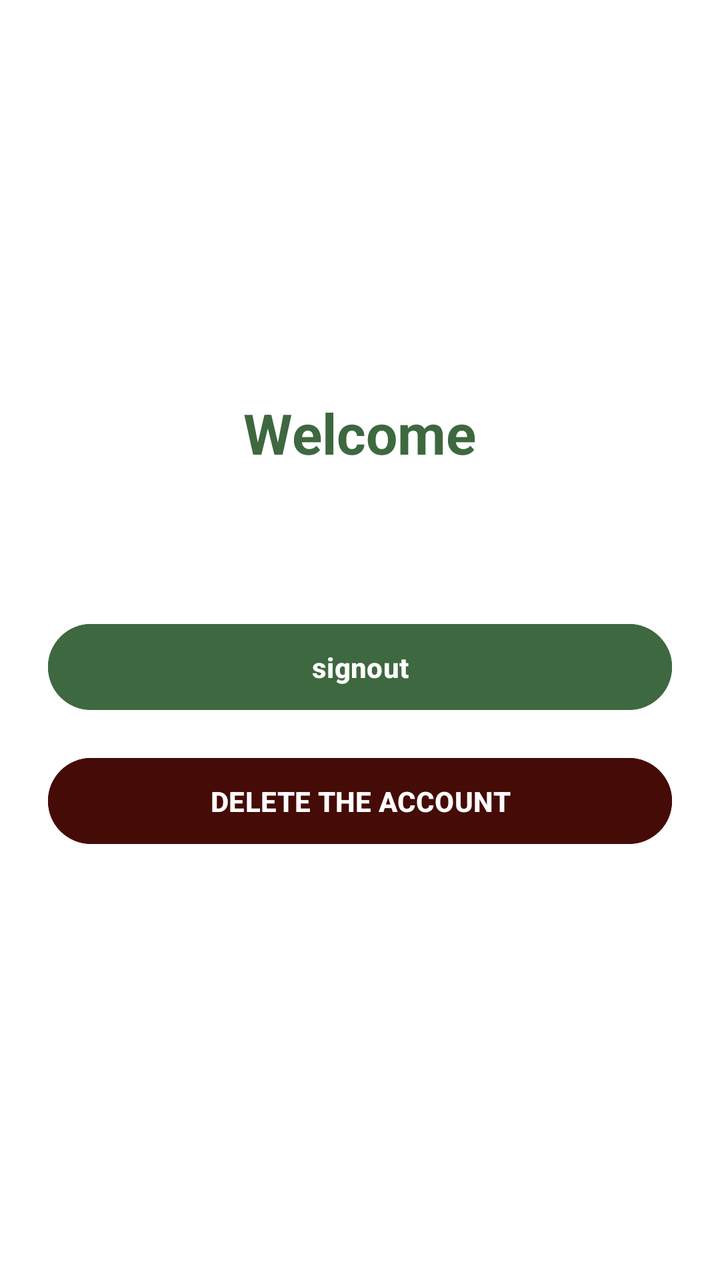
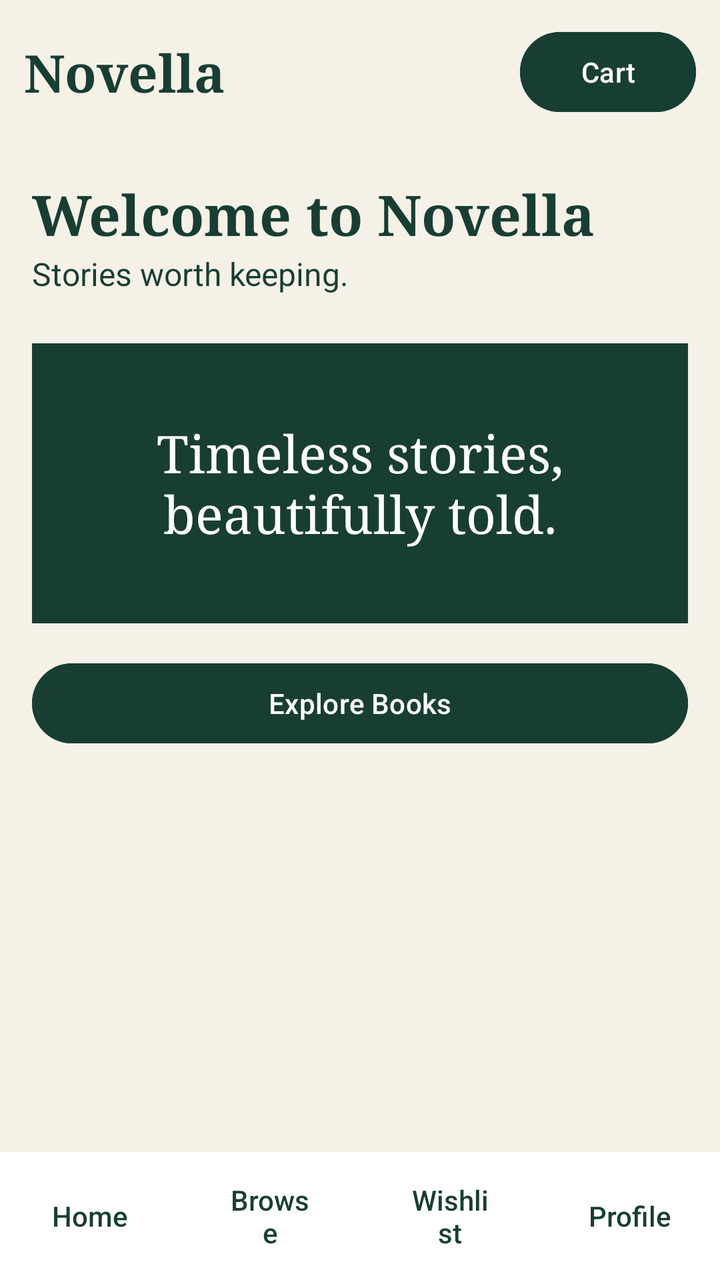

Before-and-after screenshots of an Android layout around one commit, followed by the original layout XML and the change that was made.
<!-- AndroidManifest.xml: application theme Theme.Novella -->
<!-- res/layout/activity_main.xml -->
<?xml version="1.0" encoding="utf-8"?>
<LinearLayout
    xmlns:android="http://schemas.android.com/apk/res/android"
    xmlns:tools="http://schemas.android.com/tools"
    android:layout_width="match_parent"
    android:layout_height="match_parent"
    android:orientation="vertical"
    android:gravity="center"
    android:padding="24dp"
    android:background="@color/white"
    tools:context=".MainActivity">

    <TextView
        android:layout_width="wrap_content"
        android:layout_height="wrap_content"
        android:text="Welcome"
        android:textSize="28sp"
        android:textStyle="bold"
        android:textColor="@color/green"
        android:layout_marginBottom="24dp" />

    <TextView
        android:id="@+id/showEmail"
        android:layout_width="wrap_content"
        android:layout_height="wrap_content"
        android:textStyle="bold"
        android:layout_marginBottom="30dp"
        android:textColor="@color/green" />

    <Button
        android:id="@+id/signout"
        android:layout_width="match_parent"
        android:layout_height="wrap_content"
        android:text="signout"
        android:textColor="@color/white"
        android:backgroundTint="@color/green"
        android:paddingVertical="12dp"
        android:textStyle="bold"
        android:layout_marginBottom="16dp" />

    <Button
        android:id="@+id/delete"
        android:layout_width="match_parent"
        android:layout_height="wrap_content"
        android:text="DELETE THE ACCOUNT"
        android:textColor="@color/white"
        android:backgroundTint="@color/red"
        android:paddingVertical="12dp"
        android:textStyle="bold"
        android:layout_marginBottom="16dp" />

</LinearLayout>
<!-- resources referenced by this layout -->
<resources>
  <color name="green">#3E683F</color>
  <color name="red">#450B07</color>
  <color name="white">#FFFFFFFF</color>
  <style name="Theme.Novella" parent="Base.Theme.Novella" />
  <style name="Base.Theme.Novella" parent="Theme.Material3.DayNight.NoActionBar">
          
          
      </style>
</resources>

<!-- the commit's change to res/layout/activity_main.xml (unified diff, before → after) -->
@@ -1,52 +1,226 @@
 <?xml version="1.0" encoding="utf-8"?>
 <LinearLayout
     xmlns:android="http://schemas.android.com/apk/res/android"
-    xmlns:tools="http://schemas.android.com/tools"
     android:layout_width="match_parent"
     android:layout_height="match_parent"
     android:orientation="vertical"
-    android:gravity="center"
-    android:padding="24dp"
-    android:background="@color/white"
-    tools:context=".MainActivity">
-
-    <TextView
-        android:layout_width="wrap_content"
-        android:layout_height="wrap_content"
-        android:text="Welcome"
-        android:textSize="28sp"
-        android:textStyle="bold"
-        android:textColor="@color/green"
-        android:layout_marginBottom="24dp" />
-
-    <TextView
-        android:id="@+id/showEmail"
-        android:layout_width="wrap_content"
-        android:layout_height="wrap_content"
-        android:textStyle="bold"
-        android:layout_marginBottom="30dp"
-        android:textColor="@color/green" />
-
-    <Button
-        android:id="@+id/signout"
+    android:background="#F5F1E7"
+    android:fitsSystemWindows="true">
+
+    <LinearLayout
         android:layout_width="match_parent"
         android:layout_height="wrap_content"
-        android:text="signout"
-        android:textColor="@color/white"
-        android:backgroundTint="@color/green"
-        android:paddingVertical="12dp"
-        android:textStyle="bold"
-        android:layout_marginBottom="16dp" />
-
-    <Button
-        android:id="@+id/delete"
+        android:orientation="horizontal"
+        android:gravity="center_vertical"
+        android:padding="12dp">
+
+        <TextView
+            android:id="@+id/pageTitle"
+            android:layout_width="0dp"
+            android:layout_height="wrap_content"
+            android:layout_weight="1"
+            android:text="Novella"
+            android:textSize="26sp"
+            android:textStyle="bold"
+            android:fontFamily="serif"
+            android:textColor="#183E33"/>
+
+        <Button
+            android:id="@+id/btnCart"
+            android:layout_width="wrap_content"
+            android:layout_height="wrap_content"
+            android:text="Cart"
+            android:backgroundTint="#183E33"
+            android:textColor="#FFFFFF"/>
+
+    </LinearLayout>
+
+    
+    <FrameLayout
         android:layout_width="match_parent"
-        android:layout_height="wrap_content"
-        android:text="DELETE THE ACCOUNT"
-        android:textColor="@color/white"
-        android:backgroundTint="@color/red"
-        android:paddingVertical="12dp"
-        android:textStyle="bold"
-        android:layout_marginBottom="16dp" />
+        android:layout_height="0dp"
+        android:layout_weight="1">
+
+        
+        <LinearLayout
+            android:id="@+id/homeSection"
+            android:layout_width="match_parent"
+            android:layout_height="match_parent"
+            android:orientation="vertical"
+            android:padding="16dp">
+
+            <TextView
+                android:layout_width="match_parent"
+                android:layout_height="wrap_content"
+                android:text="Welcome to Novella"
+                android:textSize="28sp"
+                android:fontFamily="serif"
+                android:textStyle="bold"
+                android:textColor="#183E33"/>
+
+            <TextView
+                android:layout_width="match_parent"
+                android:layout_height="wrap_content"
+                android:text="Stories worth keeping."
+                android:textSize="16sp"
+                android:textColor="#183E33"
+                android:layout_marginBottom="24dp"/>
+
+            <TextView
+                android:layout_width="match_parent"
+                android:layout_height="140dp"
+                android:background="#183E33"
+                android:text="Timeless stories,\nbeautifully told."
+                android:textSize="26sp"
+                android:fontFamily="serif"
+                android:textColor="#FFFFFF"
+                android:gravity="center"/>
+
+            <Button
+                android:id="@+id/btnExplore"
+                android:layout_width="match_parent"
+                android:layout_height="wrap_content"
+                android:text="Explore Books"
+                android:backgroundTint="#183E33"
+                android:textColor="#FFFFFF"
+                android:layout_marginTop="16dp"/>
+
+        </LinearLayout>
+
+        
+        <FrameLayout
+            android:id="@+id/fragmentContainer"
+            android:layout_width="match_parent"
+            android:layout_height="match_parent"
+            android:visibility="gone"/>
+
+        
+        <LinearLayout
+            android:id="@+id/profileSection"
+            android:layout_width="match_parent"
+            android:layout_height="match_parent"
+            android:orientation="vertical"
+            android:padding="16dp"
+            android:visibility="gone">
+
+            <TextView
+                android:layout_width="match_parent"
+                android:layout_height="wrap_content"
+                android:text="My Profile"
+                android:textSize="28sp"
+                android:textStyle="bold"
+                android:textColor="#183E33"/>
+
+            <TextView
+                android:id="@+id/showEmail"
+                android:layout_width="match_parent"
+                android:layout_height="wrap_content"
+                android:textSize="16sp"
+                android:textColor="#183E33"
+                android:layout_marginBottom="24dp"/>
+
+            <Button
+                android:id="@+id/btnLibrary"
+                android:layout_width="match_parent"
+                android:layout_height="wrap_content"
+                android:text="My Library"/>
+
+            <Button
+                android:id="@+id/btnPurchaseHistory"
+                android:layout_width="match_parent"
+                android:layout_height="wrap_content"
+                android:text="Purchase History"/>
+
+            <Button
+                android:id="@+id/btnEditProfile"
+                android:layout_width="match_parent"
+                android:layout_height="wrap_content"
+                android:text="Edit Profile"/>
+
+            <Button
+                android:id="@+id/btnChangePassword"
+                android:layout_width="match_parent"
+                android:layout_height="wrap_content"
+                android:text="Change Password"/>
+
+            <Button
+                android:id="@+id/signout"
+                android:layout_width="match_parent"
+                android:layout_height="wrap_content"
+                android:text="Sign out"
+                android:backgroundTint="#183E33"
+                android:textColor="#FFFFFF"/>
+
+            <Button
+                android:id="@+id/delete"
+                android:layout_width="match_parent"
+                android:layout_height="wrap_content"
+                android:text="Delete Account"
+                android:backgroundTint="@color/red"
+                android:textColor="#FFFFFF"/>
+
+        </LinearLayout>
+
+        
+        <TextView
+            android:id="@+id/temporarySection"
+            android:layout_width="match_parent"
+            android:layout_height="match_parent"
+            android:gravity="center"
+            android:textSize="18sp"
+            android:textColor="#183E33"
+            android:visibility="gone"/>
+
+    </FrameLayout>
+
+    
+    <LinearLayout
+        android:layout_width="match_parent"
+        android:layout_height="64dp"
+        android:orientation="horizontal"
+        android:background="#FFFFFF"
+        android:gravity="center">
+
+        <Button
+            android:id="@+id/btnHome"
+            style="?android:attr/borderlessButtonStyle"
+            android:layout_width="0dp"
+            android:layout_height="match_parent"
+            android:layout_weight="1"
+            android:text="Home"
+            android:textAllCaps="false"
+            android:textColor="#183E33"/>
+
+        <Button
+            android:id="@+id/btnCatalog"
+            style="?android:attr/borderlessButtonStyle"
+            android:layout_width="0dp"
+            android:layout_height="match_parent"
+            android:layout_weight="1"
+            android:text="Browse"
+            android:textAllCaps="false"
+            android:textColor="#183E33"/>
+
+        <Button
+            android:id="@+id/btnWishlist"
+            style="?android:attr/borderlessButtonStyle"
+            android:layout_width="0dp"
+            android:layout_height="match_parent"
+            android:layout_weight="1"
+            android:text="Wishlist"
+            android:textAllCaps="false"
+            android:textColor="#183E33"/>
+
+        <Button
+            android:id="@+id/btnProfile"
+            style="?android:attr/borderlessButtonStyle"
+            android:layout_width="0dp"
+            android:layout_height="match_parent"
+            android:layout_weight="1"
+            android:text="Profile"
+            android:textAllCaps="false"
+            android:textColor="#183E33"/>
+
+    </LinearLayout>
 
 </LinearLayout>
<!-- resource entries referenced after the edit -->
@@ -1,8 +1,6 @@
 <!-- resources referenced by this layout -->
 <resources>
-  <color name="green">#3E683F</color>
   <color name="red">#450B07</color>
-  <color name="white">#FFFFFFFF</color>
   <style name="Theme.Novella" parent="Base.Theme.Novella" />
   <style name="Base.Theme.Novella" parent="Theme.Material3.DayNight.NoActionBar">
           
